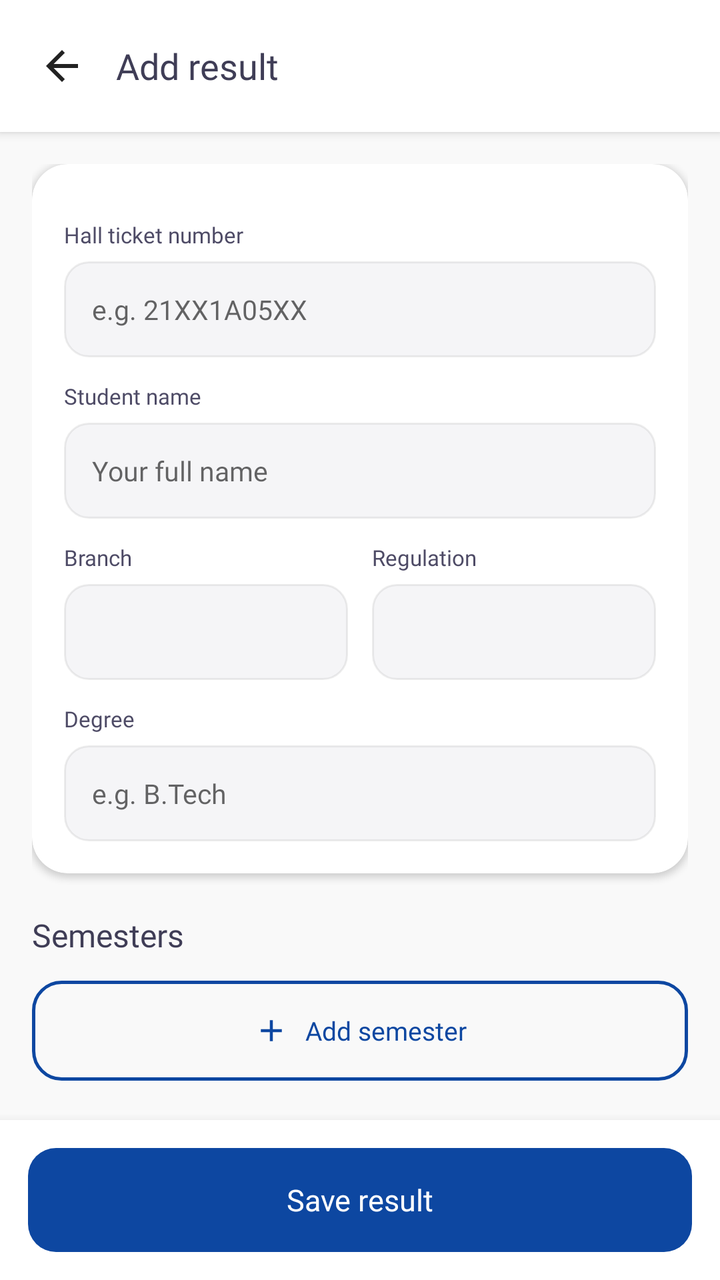
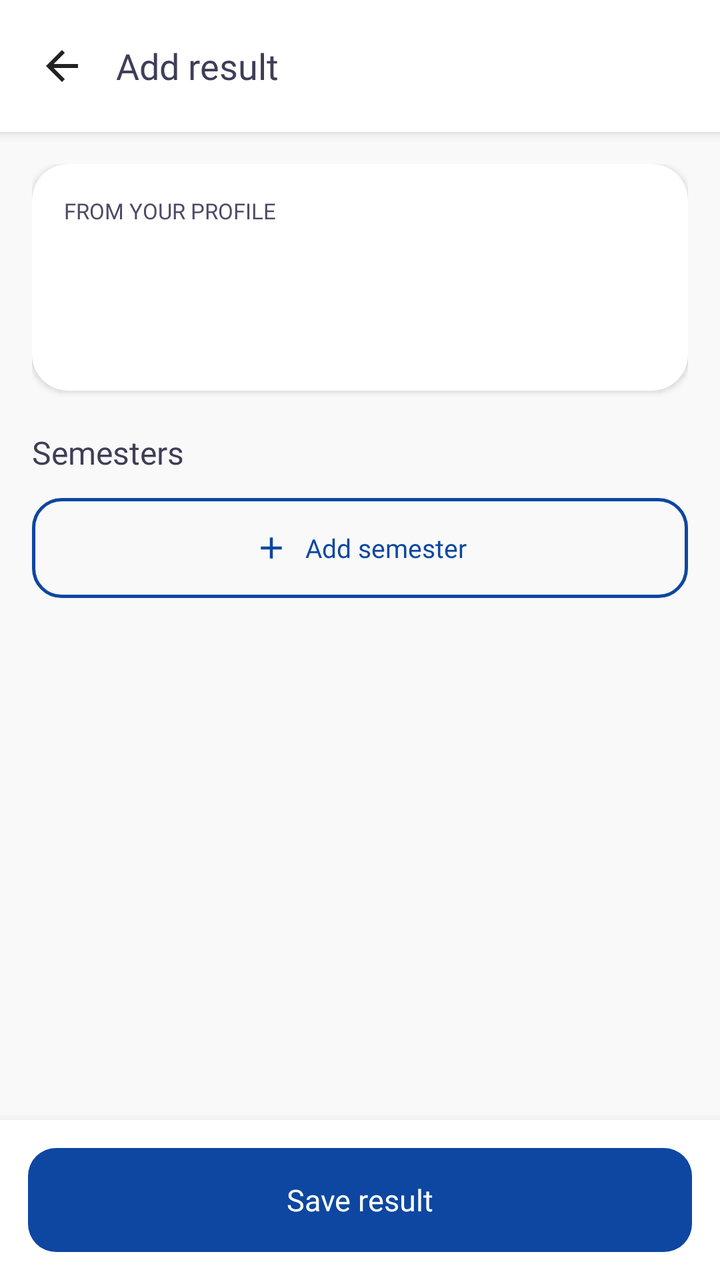

An Android layout rendered at two revisions. The XML below is the earlier revision; the diff shows what the commit changed to produce the second picture.
<!-- AndroidManifest.xml: application theme Theme.AndroidEBook_V16 -->
<!-- res/layout/activity_edit_result.xml -->
<?xml version="1.0" encoding="utf-8"?>
<LinearLayout xmlns:android="http://schemas.android.com/apk/res/android"
    xmlns:app="http://schemas.android.com/apk/res-auto"
    android:layout_width="match_parent"
    android:layout_height="match_parent"
    android:orientation="vertical"
    android:background="@color/app_bg">

    
    <LinearLayout
        android:layout_width="match_parent"
        android:layout_height="wrap_content"
        android:orientation="horizontal"
        android:gravity="center_vertical"
        android:background="@color/white"
        android:elevation="3dp"
        android:paddingHorizontal="10dp"
        android:paddingVertical="12dp">

        <ImageView
            android:id="@+id/ivBack"
            android:layout_width="42dp"
            android:layout_height="42dp"
            android:padding="9dp"
            android:src="@drawable/ic_result_back"
            android:background="?attr/selectableItemBackgroundBorderless"
            android:contentDescription="@string/result_back" />

        <TextView
            android:id="@+id/tvEditTitle"
            android:layout_width="wrap_content"
            android:layout_height="wrap_content"
            android:layout_marginStart="6dp"
            android:text="@string/result_add_title"
            android:textColor="@color/gray"
            android:textSize="18sp"
            android:fontFamily="@font/opensansromanextrabold" />
    </LinearLayout>

    <androidx.core.widget.NestedScrollView
        android:layout_width="match_parent"
        android:layout_height="0dp"
        android:layout_weight="1"
        android:fillViewport="true"
        android:overScrollMode="never">

        <LinearLayout
            android:layout_width="match_parent"
            android:layout_height="wrap_content"
            android:orientation="vertical"
            android:padding="16dp">

            
            <androidx.cardview.widget.CardView
                android:layout_width="match_parent"
                android:layout_height="wrap_content"
                app:cardCornerRadius="18dp"
                app:cardElevation="2dp"
                app:cardBackgroundColor="@color/white">

                <LinearLayout
                    android:layout_width="match_parent"
                    android:layout_height="wrap_content"
                    android:orientation="vertical"
                    android:padding="16dp">

                    <TextView
                        style="@style/ResultFieldLabel"
                        android:text="@string/result_hall_ticket_label" />

                    <EditText
                        android:id="@+id/etHallTicket"
                        style="@style/ResultInput"
                        android:hint="@string/result_hall_ticket_hint"
                        android:inputType="textCapCharacters"
                        android:maxLength="12"
                        android:importantForAutofill="no" />

                    <TextView
                        style="@style/ResultFieldLabel"
                        android:text="@string/result_name_label" />

                    <EditText
                        android:id="@+id/etStudentName"
                        style="@style/ResultInput"
                        android:hint="@string/result_name_hint"
                        android:inputType="textCapWords"
                        android:importantForAutofill="no" />

                    <LinearLayout
                        android:layout_width="match_parent"
                        android:layout_height="wrap_content"
                        android:orientation="horizontal"
                        android:baselineAligned="false">

                        <LinearLayout
                            android:layout_width="0dp"
                            android:layout_height="wrap_content"
                            android:layout_weight="1"
                            android:orientation="vertical"
                            android:layout_marginEnd="6dp">

                            <TextView
                                style="@style/ResultFieldLabel"
                                android:text="@string/result_branch_label" />

                            <Spinner
                                android:id="@+id/spBranch"
                                style="@style/ResultSpinner" />
                        </LinearLayout>

                        <LinearLayout
                            android:layout_width="0dp"
                            android:layout_height="wrap_content"
                            android:layout_weight="1"
                            android:orientation="vertical"
                            android:layout_marginStart="6dp">

                            <TextView
                                style="@style/ResultFieldLabel"
                                android:text="@string/result_regulation_label" />

                            <Spinner
                                android:id="@+id/spRegulation"
                                style="@style/ResultSpinner" />
                        </LinearLayout>
                    </LinearLayout>

                    <TextView
                        style="@style/ResultFieldLabel"
                        android:text="@string/result_degree_label" />

                    <EditText
                        android:id="@+id/etDegree"
                        style="@style/ResultInput"
                        android:hint="@string/result_degree_hint"
                        android:inputType="textCapCharacters"
                        android:importantForAutofill="no" />
                </LinearLayout>
            </androidx.cardview.widget.CardView>

            
            <LinearLayout
                android:layout_width="match_parent"
                android:layout_height="wrap_content"
                android:layout_marginTop="20dp"
                android:orientation="horizontal"
                android:gravity="center_vertical">

                <TextView
                    android:layout_width="0dp"
                    android:layout_height="wrap_content"
                    android:layout_weight="1"
                    android:text="@string/result_semesters"
                    android:textColor="@color/gray"
                    android:textSize="16sp"
                    android:fontFamily="@font/opensansromanextrabold" />
            </LinearLayout>

            
            <LinearLayout
                android:id="@+id/llSemesterEditors"
                android:layout_width="match_parent"
                android:layout_height="wrap_content"
                android:orientation="vertical"
                android:layout_marginTop="8dp" />

            
            <LinearLayout
                android:id="@+id/btnAddSemester"
                android:layout_width="match_parent"
                android:layout_height="50dp"
                android:layout_marginTop="4dp"
                android:orientation="horizontal"
                android:gravity="center"
                android:background="@drawable/bg_result_btn_outline"
                android:foreground="?attr/selectableItemBackground">

                <ImageView
                    android:layout_width="18dp"
                    android:layout_height="18dp"
                    android:layout_marginEnd="8dp"
                    android:src="@drawable/ic_result_add"
                    app:tint="@color/result_brand_blue"
                    android:contentDescription="@string/result_add_semester" />

                <TextView
                    android:layout_width="wrap_content"
                    android:layout_height="wrap_content"
                    android:text="@string/result_add_semester"
                    android:textColor="@color/result_brand_blue"
                    android:textSize="13sp"
                    android:fontFamily="@font/opensansromanbold" />
            </LinearLayout>

            <View
                android:layout_width="match_parent"
                android:layout_height="80dp" />
        </LinearLayout>
    </androidx.core.widget.NestedScrollView>

    
    <LinearLayout
        android:layout_width="match_parent"
        android:layout_height="wrap_content"
        android:orientation="horizontal"
        android:background="@color/white"
        android:elevation="8dp"
        android:padding="14dp">

        <LinearLayout
            android:id="@+id/btnSaveResult"
            android:layout_width="match_parent"
            android:layout_height="52dp"
            android:orientation="horizontal"
            android:gravity="center"
            android:background="@drawable/bg_result_btn_primary"
            android:foreground="?attr/selectableItemBackground">

            <ProgressBar
                android:id="@+id/progressSave"
                android:layout_width="22dp"
                android:layout_height="22dp"
                android:layout_marginEnd="10dp"
                android:indeterminateTint="@color/white"
                android:visibility="gone" />

            <TextView
                android:id="@+id/tvSaveLabel"
                android:layout_width="wrap_content"
                android:layout_height="wrap_content"
                android:text="@string/result_save"
                android:textColor="@color/white"
                android:textSize="15sp"
                android:fontFamily="@font/opensansromanbold" />
        </LinearLayout>
    </LinearLayout>
</LinearLayout>
<!-- resources referenced by this layout -->
<resources>
  <color name="app_bg">#f9f9f9</color>
  <color name="gray">#3f3d56</color>
  <color name="result_brand_blue">#0D47A1</color>
  <color name="white">#FFFFFFFF</color>
  <!-- drawable bg_result_btn_primary (drawable) -->
  <?xml version="1.0" encoding="utf-8"?>
  <shape xmlns:android="http://schemas.android.com/apk/res/android"
      android:shape="rectangle">
      <solid android:color="@color/result_brand_blue" />
      <corners android:radius="14dp" />
  </shape>
  <!-- drawable ic_result_add (drawable) -->
  <vector xmlns:android="http://schemas.android.com/apk/res/android"
      android:width="24dp" android:height="24dp"
      android:viewportWidth="24" android:viewportHeight="24">
      <path android:fillColor="@android:color/white"
          android:pathData="M19,13h-6v6h-2v-6H5v-2h6V5h2v6h6v2z"/>
  </vector>
  <string name="result_add_semester">Add semester</string>
  <string name="result_add_title">Add result</string>
  <string name="result_back">Back</string>
  <string name="result_branch_label">Branch</string>
  <string name="result_degree_hint">e.g. B.Tech</string>
  <string name="result_degree_label">Degree</string>
  <string name="result_hall_ticket_hint">e.g. 21XX1A05XX</string>
  <string name="result_hall_ticket_label">Hall ticket number</string>
  <string name="result_name_hint">Your full name</string>
  <string name="result_name_label">Student name</string>
  <string name="result_regulation_label">Regulation</string>
  <string name="result_save">Save result</string>
  <string name="result_semesters">Semesters</string>
  <style name="ResultFieldLabel">
          <item name="android:layout_width">wrap_content</item>
          <item name="android:layout_height">wrap_content</item>
          <item name="android:layout_marginTop">12dp</item>
          <item name="android:layout_marginBottom">6dp</item>
          <item name="android:textColor">@color/gray_2</item>
          <item name="android:textSize">11sp</item>
          <item name="android:fontFamily">@font/opensansromanbold</item>
      </style>
  <style name="ResultInput">
          <item name="android:layout_width">match_parent</item>
          <item name="android:layout_height">@dimen/result_input_height</item>
          <item name="android:background">@drawable/bg_result_input</item>
          <item name="android:paddingHorizontal">14dp</item>
          <item name="android:textColor">@color/gray</item>
          <item name="android:textColorHint">#99000000</item>
          <item name="android:textSize">13.5sp</item>
          <item name="android:fontFamily">@font/opensansromansemibold</item>
          <item name="android:maxLines">1</item>
      </style>
  <style name="ResultSpinner">
          <item name="android:layout_width">match_parent</item>
          <item name="android:layout_height">@dimen/result_input_height</item>
          <item name="android:background">@drawable/bg_result_input</item>
      </style>
  <color name="gray_2">#4e4b66</color>
  <dimen name="result_input_height">48dp</dimen>
  <!-- drawable bg_result_input (drawable) -->
  <?xml version="1.0" encoding="utf-8"?>
  <shape xmlns:android="http://schemas.android.com/apk/res/android"
      android:shape="rectangle">
      <solid android:color="#F5F5F7" />
      <corners android:radius="12dp" />
      <stroke android:width="1dp" android:color="#12000000" />
  </shape>
  <color name="purple_500">#F97F68</color>
  <color name="purple_700">#F97F68</color>
  <color name="teal_200">#F97F68</color>
  <color name="teal_700">#F97F68</color>
  <color name="black">#FF000000</color>
  <style name="AppBottomSheetDialogTheme" parent="Theme.Design.Light.BottomSheetDialog">
          <item name="bottomSheetStyle">@style/AppModalStyle</item>
      </style>
  <style name="AppModalStyle" parent="Widget.Design.BottomSheet.Modal">
          <item name="android:background">@drawable/rectangle_bg_bottom_sheet_review</item>
      </style>
  <color name="write_review_bg">#ffffff</color>
  <dimen name="_30px">30.0dp</dimen>
  <!-- unchanged entries left out for length: 4 -->
</resources>

<!-- the commit's change to res/layout/activity_edit_result.xml (unified diff, before → after) -->
@@ -37,7 +37,73 @@
             android:fontFamily="@font/opensansromanextrabold" />
     </LinearLayout>
 
+    
+    <LinearLayout
+        android:id="@+id/llProfileBlocker"
+        android:layout_width="match_parent"
+        android:layout_height="0dp"
+        android:layout_weight="1"
+        android:orientation="vertical"
+        android:gravity="center"
+        android:paddingHorizontal="32dp"
+        android:visibility="gone">
+
+        <FrameLayout
+            android:layout_width="110dp"
+            android:layout_height="110dp"
+            android:background="@drawable/bg_result_empty_circle">
+
+            <ImageView
+                android:layout_width="50dp"
+                android:layout_height="50dp"
+                android:layout_gravity="center"
+                android:src="@drawable/ic_result_edit"
+                app:tint="@color/app_bg_orange"
+                android:contentDescription="@string/result_complete_profile_title" />
+        </FrameLayout>
+
+        <TextView
+            android:layout_width="wrap_content"
+            android:layout_height="wrap_content"
+            android:layout_marginTop="20dp"
+            android:text="@string/result_complete_profile_title"
+            android:textColor="@color/gray"
+            android:textSize="18sp"
+            android:fontFamily="@font/opensansromanextrabold" />
+
+        <TextView
+            android:layout_width="match_parent"
+            android:layout_height="wrap_content"
+            android:layout_marginTop="8dp"
+            android:gravity="center"
+            android:text="@string/result_complete_profile_desc"
+            android:textColor="@color/gray_2"
+            android:textSize="13sp"
+            android:fontFamily="@font/opensansromansemibold" />
+
+        <LinearLayout
+            android:id="@+id/btnGoCompleteProfile"
+            android:layout_width="wrap_content"
+            android:layout_height="52dp"
+            android:layout_marginTop="24dp"
+            android:paddingHorizontal="28dp"
+            android:orientation="horizontal"
+            android:gravity="center"
+            android:background="@drawable/bg_result_btn_primary"
+            android:foreground="?attr/selectableItemBackground">
+
+            <TextView
+                android:layout_width="wrap_content"
+                android:layout_height="wrap_content"
+                android:text="@string/result_complete_profile_btn"
+                android:textColor="@color/white"
+                android:textSize="14sp"
+                android:fontFamily="@font/opensansromanbold" />
+        </LinearLayout>
+    </LinearLayout>
+
     <androidx.core.widget.NestedScrollView
+        android:id="@+id/scrollResultForm"
         android:layout_width="match_parent"
         android:layout_height="0dp"
         android:layout_weight="1"
@@ -65,77 +131,39 @@
                     android:padding="16dp">
 
                     <TextView
-                        style="@style/ResultFieldLabel"
-                        android:text="@string/result_hall_ticket_label" />
-
-                    <EditText
-                        android:id="@+id/etHallTicket"
-                        style="@style/ResultInput"
-                        android:hint="@string/result_hall_ticket_hint"
-                        android:inputType="textCapCharacters"
-                        android:maxLength="12"
-                        android:importantForAutofill="no" />
-
-                    <TextView
-                        style="@style/ResultFieldLabel"
-                        android:text="@string/result_name_label" />
-
-                    <EditText
-                        android:id="@+id/etStudentName"
-                        style="@style/ResultInput"
-                        android:hint="@string/result_name_hint"
-                        android:inputType="textCapWords"
-                        android:importantForAutofill="no" />
-
-                    <LinearLayout
-                        android:layout_width="match_parent"
-                        android:layout_height="wrap_content"
-                        android:orientation="horizontal"
-                        android:baselineAligned="false">
-
-                        <LinearLayout
-                            android:layout_width="0dp"
-                            android:layout_height="wrap_content"
-                            android:layout_weight="1"
-                            android:orientation="vertical"
-                            android:layout_marginEnd="6dp">
-
-                            <TextView
-                                style="@style/ResultFieldLabel"
-                                android:text="@string/result_branch_label" />
-
-                            <Spinner
-                                android:id="@+id/spBranch"
-                                style="@style/ResultSpinner" />
-                        </LinearLayout>
-
-                        <LinearLayout
-                            android:layout_width="0dp"
-                            android:layout_height="wrap_content"
-                            android:layout_weight="1"
-                            android:orientation="vertical"
-                            android:layout_marginStart="6dp">
-
-                            <TextView
-                                style="@style/ResultFieldLabel"
-                                android:text="@string/result_regulation_label" />
-
-                            <Spinner
-                                android:id="@+id/spRegulation"
-                                style="@style/ResultSpinner" />
-                        </LinearLayout>
-                    </LinearLayout>
-
-                    <TextView
-                        style="@style/ResultFieldLabel"
-                        android:text="@string/result_degree_label" />
-
-                    <EditText
-                        android:id="@+id/etDegree"
-                        style="@style/ResultInput"
-                        android:hint="@string/result_degree_hint"
-                        android:inputType="textCapCharacters"
-                        android:importantForAutofill="no" />
+                        android:layout_width="wrap_content"
+                        android:layout_height="wrap_content"
+                        android:text="@string/result_from_profile"
+                        android:textColor="@color/gray_2"
+                        android:textSize="11sp"
+                        android:fontFamily="@font/opensansromanbold" />
+
+                    <TextView
+                        android:id="@+id/tvProfHallTicket"
+                        android:layout_width="wrap_content"
+                        android:layout_height="wrap_content"
+                        android:layout_marginTop="6dp"
+                        android:textColor="@color/gray"
+                        android:textSize="17sp"
+                        android:fontFamily="@font/opensansromanextrabold" />
+
+                    <TextView
+                        android:id="@+id/tvProfName"
+                        android:layout_width="wrap_content"
+                        android:layout_height="wrap_content"
+                        android:layout_marginTop="2dp"
+                        android:textColor="@color/gray"
+                        android:textSize="13sp"
+                        android:fontFamily="@font/opensansromansemibold" />
+
+                    <TextView
+                        android:id="@+id/tvProfBranchReg"
+                        android:layout_width="wrap_content"
+                        android:layout_height="wrap_content"
+                        android:layout_marginTop="2dp"
+                        android:textColor="@color/gray_2"
+                        android:textSize="12sp"
+                        android:fontFamily="@font/opensansromansemibold" />
                 </LinearLayout>
             </androidx.cardview.widget.CardView>
 
@@ -201,6 +229,7 @@
 
     
     <LinearLayout
+        android:id="@+id/llSaveBar"
         android:layout_width="match_parent"
         android:layout_height="wrap_content"
         android:orientation="horizontal"
<!-- resource entries referenced after the edit -->
@@ -1,6 +1,7 @@
 <!-- resources referenced by this layout -->
 <resources>
   <color name="app_bg">#f9f9f9</color>
+  <color name="app_bg_orange">#F97F68</color>
   <color name="gray">#3f3d56</color>
   <color name="result_brand_blue">#0D47A1</color>
   <color name="white">#FFFFFFFF</color>
@@ -11,6 +12,12 @@
       <solid android:color="@color/result_brand_blue" />
       <corners android:radius="14dp" />
   </shape>
+  <!-- drawable bg_result_empty_circle (drawable) -->
+  <?xml version="1.0" encoding="utf-8"?>
+  <shape xmlns:android="http://schemas.android.com/apk/res/android"
+      android:shape="oval">
+      <solid android:color="#14F97F68" />
+  </shape>
   <!-- drawable ic_result_add (drawable) -->
   <vector xmlns:android="http://schemas.android.com/apk/res/android"
       android:width="24dp" android:height="24dp"
@@ -18,54 +25,23 @@
       <path android:fillColor="@android:color/white"
           android:pathData="M19,13h-6v6h-2v-6H5v-2h6V5h2v6h6v2z"/>
   </vector>
+  <!-- drawable ic_result_edit (drawable) -->
+  <vector xmlns:android="http://schemas.android.com/apk/res/android"
+      android:width="24dp" android:height="24dp"
+      android:viewportWidth="24" android:viewportHeight="24">
+      <path android:fillColor="@android:color/white"
+          android:pathData="M3,17.25V21h3.75L17.81,9.94l-3.75,-3.75L3,17.25zM20.71,7.04c0.39,-0.39 0.39,-1.02 0,-1.41l-2.34,-2.34c-0.39,-0.39 -1.02,-0.39 -1.41,0l-1.83,1.83 3.75,3.75 1.83,-1.83z"/>
+  </vector>
   <string name="result_add_semester">Add semester</string>
   <string name="result_add_title">Add result</string>
   <string name="result_back">Back</string>
-  <string name="result_branch_label">Branch</string>
-  <string name="result_degree_hint">e.g. B.Tech</string>
-  <string name="result_degree_label">Degree</string>
-  <string name="result_hall_ticket_hint">e.g. 21XX1A05XX</string>
-  <string name="result_hall_ticket_label">Hall ticket number</string>
-  <string name="result_name_hint">Your full name</string>
-  <string name="result_name_label">Student name</string>
-  <string name="result_regulation_label">Regulation</string>
+  <string name="result_complete_profile_btn">Complete profile</string>
+  <string name="result_complete_profile_desc">Add your roll number, branch and regulation in Edit Profile. Your results use these details.</string>
+  <string name="result_complete_profile_title">Complete your profile first</string>
+  <string name="result_from_profile">FROM YOUR PROFILE</string>
   <string name="result_save">Save result</string>
   <string name="result_semesters">Semesters</string>
-  <style name="ResultFieldLabel">
-          <item name="android:layout_width">wrap_content</item>
-          <item name="android:layout_height">wrap_content</item>
-          <item name="android:layout_marginTop">12dp</item>
-          <item name="android:layout_marginBottom">6dp</item>
-          <item name="android:textColor">@color/gray_2</item>
-          <item name="android:textSize">11sp</item>
-          <item name="android:fontFamily">@font/opensansromanbold</item>
-      </style>
-  <style name="ResultInput">
-          <item name="android:layout_width">match_parent</item>
-          <item name="android:layout_height">@dimen/result_input_height</item>
-          <item name="android:background">@drawable/bg_result_input</item>
-          <item name="android:paddingHorizontal">14dp</item>
-          <item name="android:textColor">@color/gray</item>
-          <item name="android:textColorHint">#99000000</item>
-          <item name="android:textSize">13.5sp</item>
-          <item name="android:fontFamily">@font/opensansromansemibold</item>
-          <item name="android:maxLines">1</item>
-      </style>
-  <style name="ResultSpinner">
-          <item name="android:layout_width">match_parent</item>
-          <item name="android:layout_height">@dimen/result_input_height</item>
-          <item name="android:background">@drawable/bg_result_input</item>
-      </style>
   <color name="gray_2">#4e4b66</color>
-  <dimen name="result_input_height">48dp</dimen>
-  <!-- drawable bg_result_input (drawable) -->
-  <?xml version="1.0" encoding="utf-8"?>
-  <shape xmlns:android="http://schemas.android.com/apk/res/android"
-      android:shape="rectangle">
-      <solid android:color="#F5F5F7" />
-      <corners android:radius="12dp" />
-      <stroke android:width="1dp" android:color="#12000000" />
-  </shape>
   <color name="purple_500">#F97F68</color>
   <color name="purple_700">#F97F68</color>
   <color name="teal_200">#F97F68</color>
